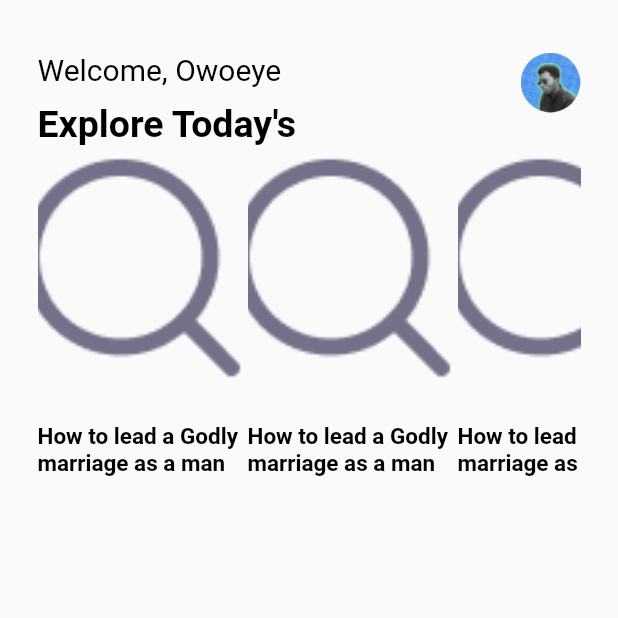
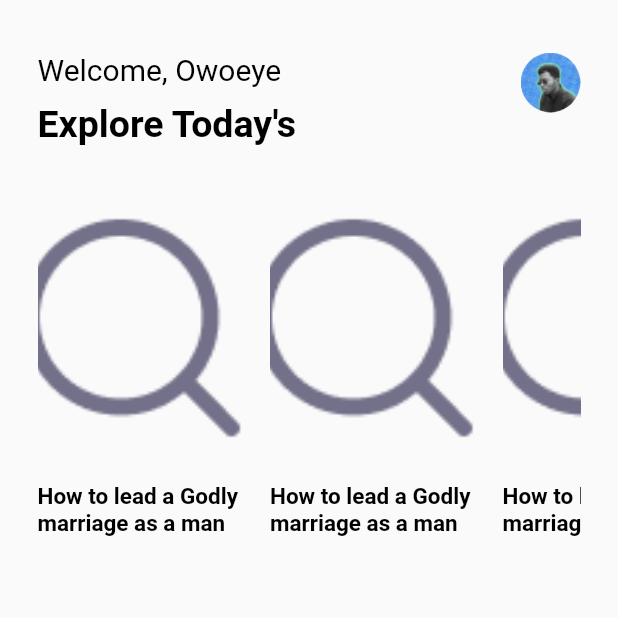
Before and after one commit to parallelbox-lab/mingle_blog, a Flutter app: the Home screen opened directly, on a phone screen of 412 x 824 dp, the top half of it. Run offline on Flutter 3.47's test engine with Material 2 defaults, Android fonts, the light colour scheme and no system bars.

Commit message:
new commit

```diff
--- a/lib/screens/home/home.dart
+++ b/lib/screens/home/home.dart
@@ -46,6 +46,7 @@ class Home extends StatelessWidget {
                         ))
                   ],
                 ),
+              const  SizedBox(height: 30,),
                 horizontalList(context),
               ],
             ),
@@ -56,13 +57,16 @@ class Home extends StatelessWidget {
 
   horizontalList(BuildContext context) {
     return Container(
+     padding: EdgeInsets.only(top: 10.0),
       height: 250,
       width: MediaQuery.of(context).size.width,
       child: ListView.builder(
         scrollDirection: Axis.horizontal,
         itemCount:5,
         itemBuilder: (BuildContext context, i) {
-        return Container(
+        return Padding(
+          padding: const EdgeInsets.only(right:15.0),
+          child: Container(
             height:250,
             width:140.0,
             child:Column(
@@ -82,6 +86,7 @@ class Home extends StatelessWidget {
                size:15.0,weight:FontWeight.bold)
                )
             ],)
+          ),
         );
       }),
     );
--- a/pubspec.yaml
+++ b/pubspec.yaml
@@ -38,7 +38,6 @@ dependencies:
 dev_dependencies:
   flutter_test:
     sdk: flutter
-  provider: ^5.0.0
   shared_preferences: ^2.0.13
   sizer: ^2.0.15
   flutter_svg: ^1.0.3
```
Also changed, not shown: pubspec.lock. Lines whose indentation alone changed are shown as unchanged.
